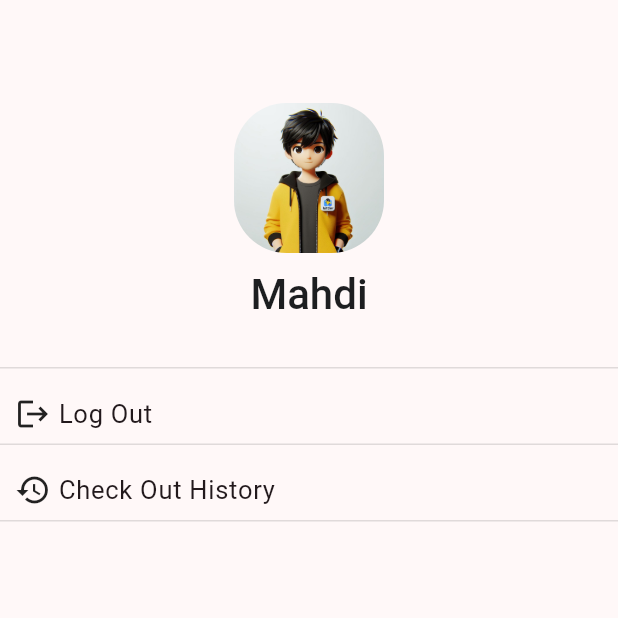
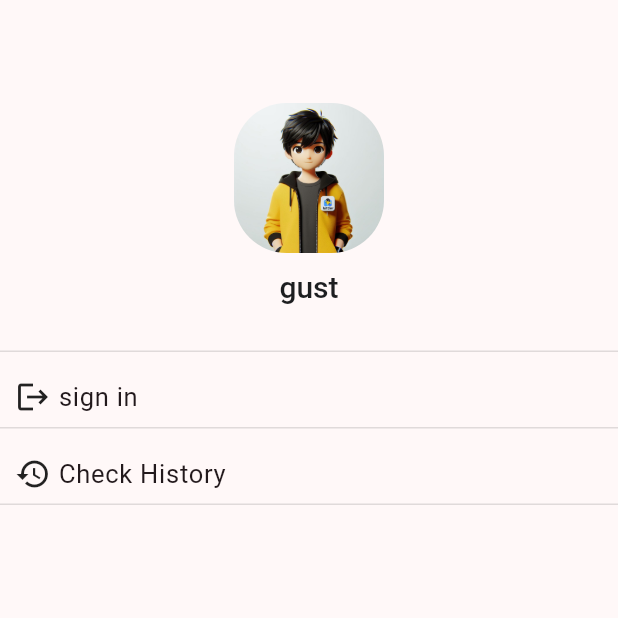
Before and after one commit to mahdiahbabi/ecommerce-shop, a Flutter app: the ProfileScreen screen opened directly, on a phone screen of 412 x 824 dp, the top half of it. Run offline on Flutter 3.47's test engine with Material 3 defaults, Android fonts, the phone set to English and light mode, and no system bars; our stand-ins replace bloc, cached_network_image, dio, expandable_text, flutter_bloc, hive and 1 more; missing offline and left inert: fk_toggle; accounts and stored records are empty.

Commit message:
profile vlaulistanable, product ui

```diff
--- a/lib/data/data_source/auth_data_source.dart
+++ b/lib/data/data_source/auth_data_source.dart
@@ -3,7 +3,6 @@ import 'package:ecommerce_shop/data/auth.dart';
 import 'package:ecommerce_shop/data_base/data.dart';
 import 'package:hive/hive.dart';
 
-import '../../utitlity/httpcilent.dart';
 
 abstract class IAuthDataSource {
   Future login(String email, String password);
--- a/lib/main.dart
+++ b/lib/main.dart
@@ -1,9 +1,7 @@
-import 'package:ecommerce_shop/data/data_source/auth_data_source.dart';
 import 'package:ecommerce_shop/data_base/data.dart';
 import 'package:ecommerce_shop/data_base/productdata.dart';
 import 'package:ecommerce_shop/mainwarpper.dart';
 import 'package:ecommerce_shop/theme/theme.dart';
-import 'package:ecommerce_shop/ui/auth/auth.dart';
 import 'package:flutter/material.dart';
 import 'package:hive_flutter/hive_flutter.dart';
 
--- a/lib/ui/auth/bloc/auth_bloc.dart
+++ b/lib/ui/auth/bloc/auth_bloc.dart
@@ -1,8 +1,9 @@
+// ignore_for_file: depend_on_referenced_packages
+
 import 'package:bloc/bloc.dart';
 import 'package:ecommerce_shop/data/auth.dart';
 import 'package:ecommerce_shop/data/repo/auth_repo.dart';
 import 'package:ecommerce_shop/utitlity/appexception.dart';
-import 'package:ecommerce_shop/utitlity/httpcilent.dart';
 import 'package:flutter/material.dart';
 import 'package:meta/meta.dart';
 
@@ -30,7 +31,8 @@ class AuthBloc extends Bloc<AuthEvent, AuthState> {
             emit(AuthSuccess(accessToken, refreshToken, 'success sign up'));
           }
         } catch (e) {
-          emit(AuthEror(AppException('please try again')));
+
+          emit(AuthEror(AppException('wrong username or password')));
         }
 
     });
--- a/lib/ui/cart/bloc/cart_bloc.dart
+++ b/lib/ui/cart/bloc/cart_bloc.dart
@@ -16,7 +16,7 @@ class CartBloc extends Bloc<CartEvent, CartState> {
   CartBloc() : super(CartInitial()) {
     on<CartEvent>((event, emit) async {
       try {
-         var boxList = box.values.toList();
+        var boxList = box.values.toList();
         if (event is CheckOutButton) {
           if (boxList.first.accessToken.isNotEmpty) {
             emit(CartCheckOytSuccess());
--- a/lib/ui/home_screen/home.dart
+++ b/lib/ui/home_screen/home.dart
@@ -1,8 +1,8 @@
+// ignore_for_file: unnecessary_import
+
 import 'dart:developer';
-import 'package:ecommerce_shop/data/categories.dart';
 import 'package:ecommerce_shop/data/repo/home_repo.dart';
 import 'package:ecommerce_shop/ui/home_screen/bloc/home_bloc.dart';
-import 'package:ecommerce_shop/ui/product/product.dart';
 import 'package:ecommerce_shop/utitlity/string.dart';
 import 'package:ecommerce_shop/widget.dart/home_category_item.dart';
 import 'package:ecommerce_shop/widget.dart/home_product_item.dart';
@@ -11,7 +11,6 @@ import 'package:flutter/material.dart';
 import 'package:flutter_bloc/flutter_bloc.dart';
 import '../../data/product.dart';
 import '../../widget.dart/app_bar_icon.dart';
-import '../../widget.dart/image_loading_servise.dart';
 
 class HomeScreen extends StatefulWidget {
   const HomeScreen({super.key});
@@ -25,7 +24,6 @@ class _HomeScreenState extends State<HomeScreen> {
   Widget build(BuildContext context) {
     var theme = Theme.of(context).textTheme;
     var withOfScreen = MediaQuery.of(context).size.width;
-    var heightOfScreen = MediaQuery.of(context).size.height;
     double paddingSize = 8;
     return BlocProvider<HomeBloc>(
       create: (context) {
--- a/lib/ui/profile/profile.dart
+++ b/lib/ui/profile/profile.dart
@@ -1,20 +1,33 @@
-import 'dart:ffi';
-
-import 'package:ecommerce_shop/data/auth.dart';
-import 'package:ecommerce_shop/data/data_source/auth_data_source.dart';
+// ignore_for_file: void_checks, use_build_context_synchronously
 import 'package:ecommerce_shop/data_base/data.dart';
+import 'package:ecommerce_shop/ui/auth/auth.dart';
 import 'package:flutter/cupertino.dart';
 import 'package:flutter/material.dart';
 import 'package:hive/hive.dart';
 
-class ProfileScreen extends StatelessWidget {
+var authbox = Hive.box<Data>('auth');
+ValueNotifier<bool> islogin = ValueNotifier<bool>(false);
+
+class ProfileScreen extends StatefulWidget {
+  const ProfileScreen({super.key});
+
   @override
-  var authbox = Hive.box<Data>('auth');
+  State<ProfileScreen> createState() => _ProfileScreenState();
+}
+
+class _ProfileScreenState extends State<ProfileScreen> {
+  @override
+  @override
   Widget build(BuildContext context) {
+    authbox.values.isNotEmpty ? islogin.value = true
+    : islogin.value = false;
     var theme = Theme.of(context).textTheme;
     return Scaffold(
       body: SafeArea(
-          child: Column(
+          child: ValueListenableBuilder<bool>(
+        valueListenable: islogin,
+        builder: (context, value, child) {
+          return Column(
             children: [
               SizedBox(
                 height: MediaQuery.of(context).size.height / 12,
@@ -39,8 +52,8 @@ class ProfileScreen extends StatelessWidget {
                 height: 10,
               ),
               Text(
-            'Mahdi',
-            style: theme.titleLarge,
+                islogin.value ? 'Mahdi' : 'gust',
+                style: theme.titleLarge!.copyWith(fontSize: 20),
               ),
               const SizedBox(
                 height: 30,
@@ -51,8 +64,13 @@ class ProfileScreen extends StatelessWidget {
               ),
               InkWell(
                 onTap: () {
-              // ignore: void_checks
-              return profileshoewDilog(context, authbox);
+                  setState(() {
+                    return islogin.value
+                        ? profileshoewDilog(context, authbox)
+                        : Navigator.of(context).push(CupertinoPageRoute(
+                            builder: (context) => AuthScreen(),
+                          ));
+                  });
                 },
                 child: Container(
                   padding: const EdgeInsets.only(left: 10, top: 10),
@@ -65,7 +83,7 @@ class ProfileScreen extends StatelessWidget {
                         width: 5,
                       ),
                       Text(
-                    'Log Out',
+                        islogin.value ? 'Log Out' : 'sign in',
                         style: theme.bodyLarge!.copyWith(fontSize: 17),
                       )
                     ],
@@ -89,7 +107,7 @@ class ProfileScreen extends StatelessWidget {
                         width: 5,
                       ),
                       Text(
-                    'Check Out History',
+                        'Check History',
                         style: theme.bodyLarge!.copyWith(fontSize: 17),
                       )
                     ],
@@ -101,27 +119,34 @@ class ProfileScreen extends StatelessWidget {
                 height: 1,
               )
             ],
+          );
+        },
       )),
     );
   }
 }
 
-profileshoewDilog(BuildContext context , Box<Data> box) {
+profileshoewDilog(BuildContext context, Box<Data> box) {
   return showDialog(
     context: context,
     builder: (context) {
       return AlertDialog(
-        title: Text('log out'),
+        title: const Text('log out'),
         actions: [
-          TextButton(onPressed: () async{
+          TextButton(
+              onPressed: () async {
                 await box.clear();
                 Navigator.pop(context);
-            // ignore: use_build_context_synchronously
-            ScaffoldMessenger.of(context).showSnackBar(const SnackBar(content: Text('succfully log out')));
-          }, child: const Text('Yes')),
-          TextButton(onPressed: () {
+
+                ScaffoldMessenger.of(context).showSnackBar(
+                    const SnackBar(content: Text('succfully log out')));
+              },
+              child: const Text('Yes')),
+          TextButton(
+              onPressed: () {
                 Navigator.pop(context);
-          }, child: const Text('No')),
+              },
+              child: const Text('No')),
         ],
       );
     },
--- a/lib/widget.dart/bottm_nav.dart
+++ b/lib/widget.dart/bottm_nav.dart
@@ -1,4 +1,6 @@
 
+
+// ignore_for_file: library_private_types_in_public_api
 
 import 'package:flutter/material.dart';
 
--- a/lib/widget.dart/image_loading_servise.dart
+++ b/lib/widget.dart/image_loading_servise.dart
@@ -3,7 +3,6 @@
 import 'package:cached_network_image/cached_network_image.dart';
 import 'package:flutter/material.dart';
 
-import '../data/product.dart';
 
 class ImageLoadingService extends StatelessWidget {
   const ImageLoadingService({
@@ -28,7 +27,7 @@ class ImageLoadingService extends StatelessWidget {
       },
       errorWidget: (context, url, error) {
         return const Icon(
-            Icons.face_2_sharp);
+            Icons.image_not_supported);
       },
     );
   }
```
Also changed, not shown: lib/mainwarpper.dart (+4 -3 lines), lib/ui/product/product.dart (+4 -10 lines). Lines whose indentation alone changed are shown as unchanged.
